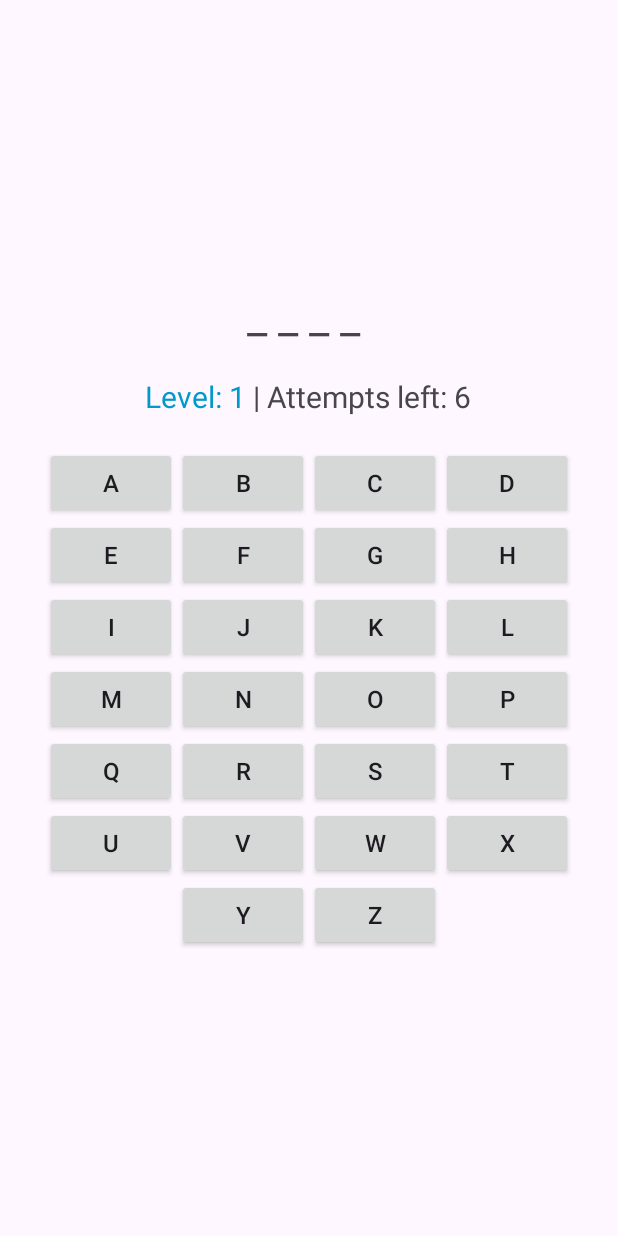
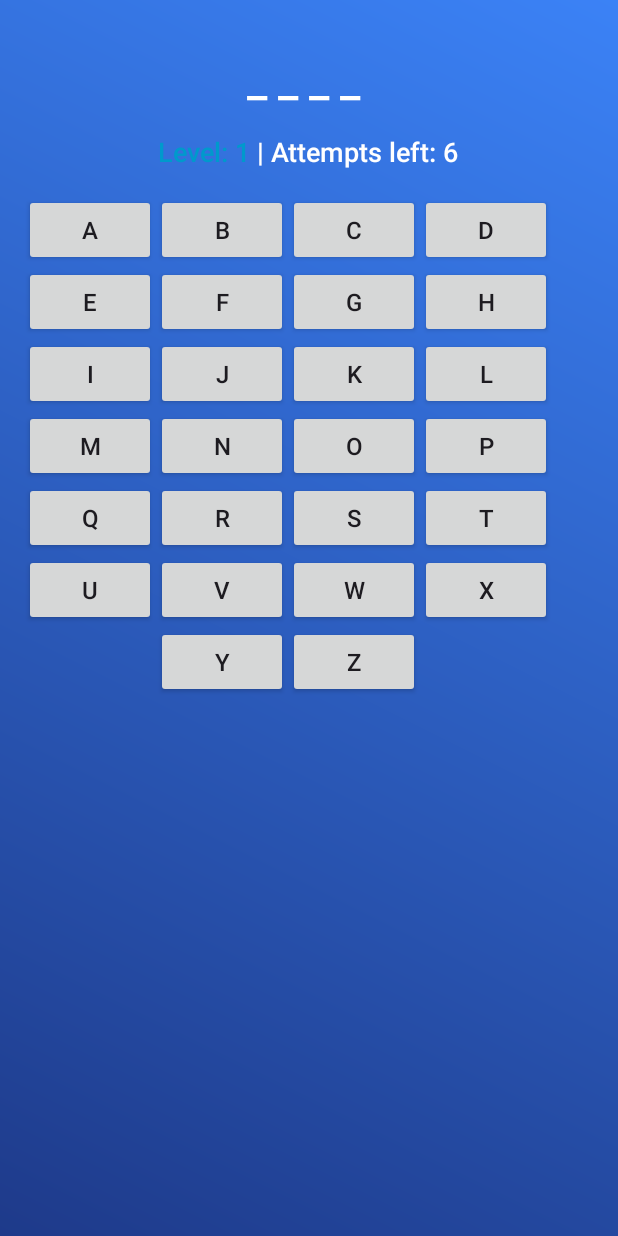
Before and after one commit to k-aghakhani/Hangman, an Android app: the screen it shows after launch (MainActivity), on a phone screen of 412 x 824 dp. Run offline under Robolectric (Android 15) with nearby library versions, the phone set to English and light mode, and no system bars; our stand-ins replace Volley; network calls fail.

Commit message:
Defining a new style

```diff
--- /dev/null
+++ b/app/src/main/res/drawable/background_gradient.xml
@@ -0,0 +1,7 @@
+<?xml version="1.0" encoding="utf-8"?>
+<shape xmlns:android="http://schemas.android.com/apk/res/android">
+    <gradient
+        android:startColor="#1E3A8A"
+    android:endColor="#3B82F6"
+    android:angle="45" />
+</shape>
--- /dev/null
+++ b/app/src/main/res/drawable/button_background_disabled.xml
@@ -0,0 +1,6 @@
+<?xml version="1.0" encoding="utf-8"?>
+<shape xmlns:android="http://schemas.android.com/apk/res/android">
+    <solid android:color="#B0BEC5" />
+    <corners android:radius="12dp" />
+    <stroke android:width="2dp" android:color="#FFFFFF" />
+</shape>
--- a/app/src/main/res/layout/activity_main.xml
+++ b/app/src/main/res/layout/activity_main.xml
@@ -3,37 +3,40 @@
     android:layout_width="match_parent"
     android:layout_height="match_parent"
     android:orientation="vertical"
-    android:padding="16dp"
-    android:gravity="center">
+    android:background="@drawable/background_gradient"
+    android:padding="16dp">
 
-    <!-- Display the word with dashes -->
+    <!-- Word to guess -->
     <TextView
-        android:gravity="center"
         android:id="@+id/wordTextView"
         android:layout_width="wrap_content"
         android:layout_height="wrap_content"
+        android:layout_gravity="center"
         android:textSize="30sp"
-        android:text="_____" />
+        android:textColor="@android:color/white"
+        android:layout_marginTop="16dp"
+        android:layout_marginBottom="16dp"
+        android:fontFamily="sans-serif-medium" />
 
-    <!-- Display remaining attempts -->
+    <!-- Level and attempts -->
     <TextView
         android:id="@+id/attemptsTextView"
         android:layout_width="wrap_content"
         android:layout_height="wrap_content"
-        android:text="Attempts left: 6"
-        android:textSize="20sp"
-        android:layout_marginTop="20dp" />
+        android:layout_gravity="center"
+        android:textSize="18sp"
+        android:textColor="@android:color/white"
+        android:layout_marginBottom="16dp"
+        android:fontFamily="sans-serif-medium" />
 
-    <!-- GridLayout for alphabet buttons -->
+    <!-- Alphabet grid -->
     <GridLayout
         android:id="@+id/alphabetGrid"
-        android:layout_width="wrap_content"
+        android:layout_width="match_parent"
         android:layout_height="wrap_content"
         android:columnCount="4"
         android:rowCount="7"
-        android:layout_marginTop="20dp">
-
-        <!-- Buttons will be added programmatically in Java -->
-    </GridLayout>
+        android:alignmentMode="alignMargins"
+        android:layout_gravity="center" />
 
 </LinearLayout>
--- a/app/src/main/res/values/colors.xml
+++ b/app/src/main/res/values/colors.xml
@@ -1,5 +1,7 @@
 <?xml version="1.0" encoding="utf-8"?>
 <resources>
-    <color name="black">#FF000000</color>
-    <color name="white">#FFFFFFFF</color>
+    <color name="colorPrimary">#3F51B5</color>
+    <color name="colorPrimaryDark">#303F9F</color>
+    <color name="colorAccent">#FF4081</color>
+    <color name="level_text_color">#FFD700</color> <!-- Gold color for Level text -->
 </resources>
--- a/app/src/main/res/values/strings.xml
+++ b/app/src/main/res/values/strings.xml
@@ -1,3 +1,4 @@
 <resources>
     <string name="app_name">Hangman</string>
+    <string name="hangman_stage">Hangman Stage</string>
 </resources>
```
Also changed, not shown: app/src/main/res/drawable/button_background.xml (added, +17 -0 lines), app/src/main/res/drawable/gradient_dialog_background.xml (added, +8 -0 lines), app/src/main/res/values/styles.xml (added, +32 -0 lines).
